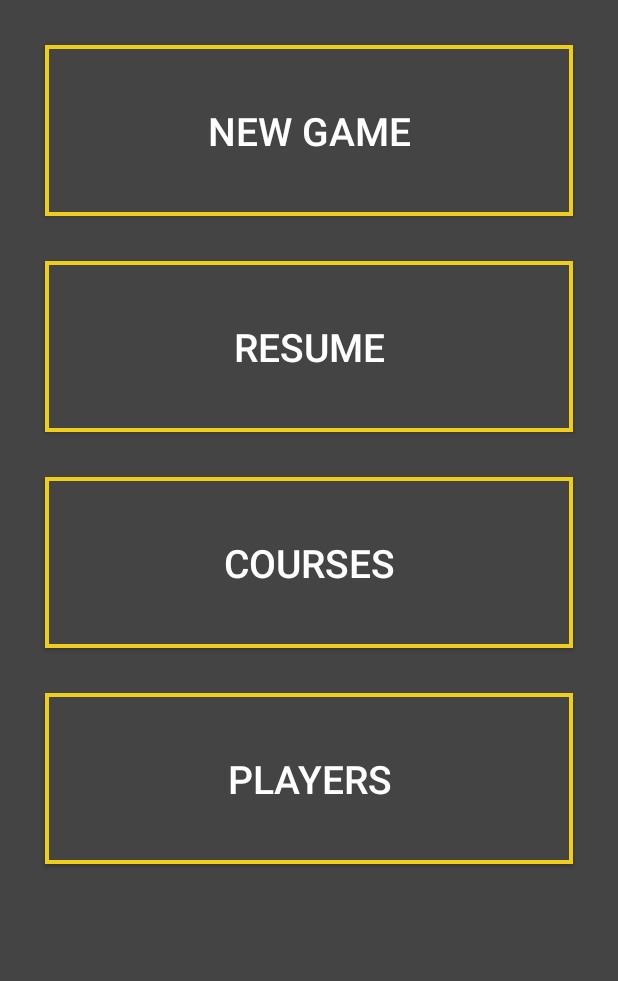
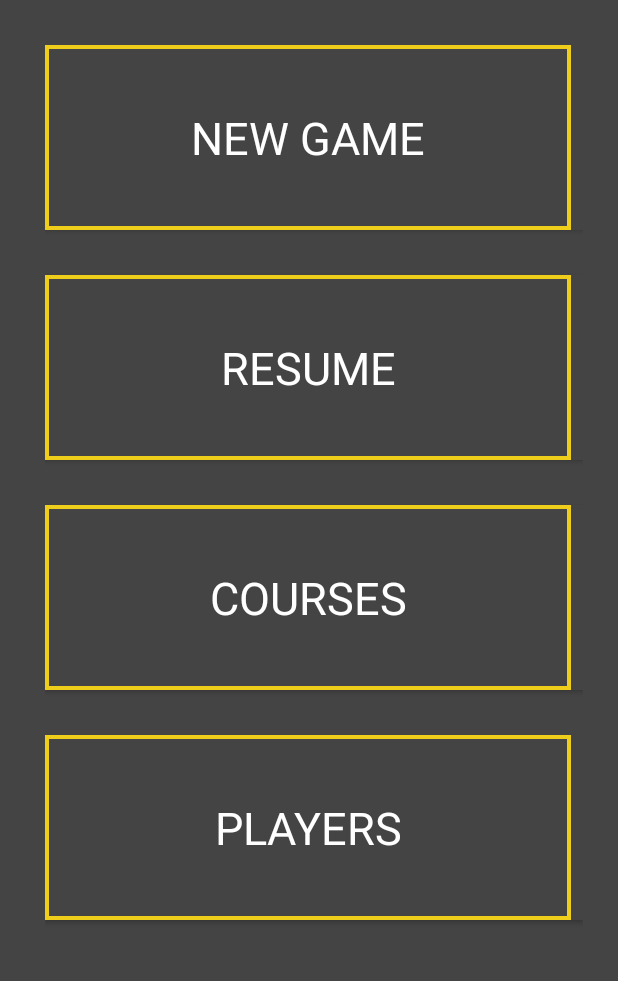
Before and after one commit to antsakontsa/FrisBee-Caddy, an Android app: the screen it shows after launch (MainActivity), on a phone screen of 412 x 824 dp, the part 150-1131 px from its top. Run offline under Robolectric (Android 15) with nearby library versions, the phone set to English and light mode, and no system bars; our stand-ins replace sdp/ssp sizes.

Commit message:
MainActivity changed to recyclerview (because of smaller phones)

```diff
--- a/app/src/main/java/com/example/frisbeecaddy/MainActivity.java
+++ b/app/src/main/java/com/example/frisbeecaddy/MainActivity.java
@@ -1,91 +1,68 @@
 package com.example.frisbeecaddy;
 
 import androidx.appcompat.app.AppCompatActivity;
+import androidx.recyclerview.widget.LinearLayoutManager;
+import androidx.recyclerview.widget.RecyclerView;
 
 import android.content.Intent;
 import android.os.Bundle;
-import android.view.Gravity;
-import android.view.View;
 import android.widget.Button;
-import android.widget.Toast;
+
+import java.util.ArrayList;
 
 public class MainActivity extends AppCompatActivity {
-    private Button players, courses, newGame, resume;
+    private ArrayList<MainActivityItem> mMainList;
+
+    private RecyclerView mRecyclerView;
+    private MainActivityAdapter mAdapter;
+    private RecyclerView.LayoutManager mLayoutManager;
+
+    private Button newGame, resume, courses, players;
 
     @Override
     protected void onCreate(Bundle savedInstanceState) {
         super.onCreate(savedInstanceState);
         setContentView(R.layout.activity_main);
 
-        /** These are for "new game" button **/
-        ActivityPlayers.loadData(this);
-        ActivityCourses.loadData(this);
+        mMainList = new ArrayList<>();
 
-        /** When "new game" button been clicked, go to ActivityNewGame **/
-        newGame = findViewById(R.id.new_game_btn);
-        newGame.setOnClickListener(new View.OnClickListener() {
+        mMainList.add(new MainActivityItem("NEW GAME"));
+        mMainList.add(new MainActivityItem("RESUME"));
+        mMainList.add(new MainActivityItem("COURSES"));
+        mMainList.add(new MainActivityItem("PLAYERS"));
+
+        mRecyclerView = findViewById(R.id.mainRecyclerView);
+        mRecyclerView.setHasFixedSize(true);
+        mLayoutManager = new LinearLayoutManager(this);
+        mAdapter = new MainActivityAdapter(mMainList);
+
+        mRecyclerView.setLayoutManager(mLayoutManager);
+        mRecyclerView.setAdapter(mAdapter);
+
+        mAdapter.setOnItemClickListener(new MainActivityAdapter.OnItemClickListener() {
             @Override
-            public void onClick(View view) {
-                /** If namelist and courselist are both empty **/
-                if (ActivityPlayers.mNameList.isEmpty() && ActivityCourses.mCourseList.isEmpty()) {
-                    Toast toast = Toast.makeText(getApplicationContext(),
-                            "ADD AT LEAST (1) PLAYER AND (1) COURSE", Toast.LENGTH_LONG);
-                    toast.setGravity(Gravity.TOP | Gravity.CENTER_HORIZONTAL, 0, 300);
-                    toast.show();
-
-                    /** If courselist is empty but namelist don't **/
-                } else if (!ActivityPlayers.mNameList.isEmpty() && ActivityCourses.mCourseList.isEmpty()) {
-                    Toast toast = Toast.makeText(getApplicationContext(),
-                            "ADD AT LEAST (1) COURSE", Toast.LENGTH_LONG);
-                    toast.setGravity(Gravity.TOP | Gravity.CENTER_HORIZONTAL, 0, 300);
-                    toast.show();
-
-                    /** If namelist is not empty but courselist don't **/
-                } else if (ActivityPlayers.mNameList.isEmpty() && !ActivityCourses.mCourseList.isEmpty()) {
-                    Toast toast = Toast.makeText(getApplicationContext(),
-                            "ADD AT LEAST (1) PLAYER", Toast.LENGTH_LONG);
-                    toast.setGravity(Gravity.TOP | Gravity.CENTER_HORIZONTAL, 0, 300);
-                    toast.show();
-
-                    /** If both are not empty **/
-                } else {
+            public void onItemCLick(int position) {
+                if (position == 0) {
+                    /** when "new game" button been clicked, go to ActivityNewGame **/
                     Intent intent = new Intent(MainActivity.this, ActivityNewGame.class);
                     startActivity(intent);
                     overridePendingTransition(R.anim.slide_in_right, R.anim.slide_out_left);
-                }
-            }
-        });
-
-        /** When "new game" button been clicked, go to ActivityResume **/
-        resume = findViewById(R.id.resume_btn);
-        resume.setOnClickListener(new View.OnClickListener() {
-            @Override
-            public void onClick(View view) {
+                } else if (position == 1) {
+                    /** when "new game" button been clicked, go to ActivityResume **/
                     Intent intent = new Intent(MainActivity.this, ActivityResume.class);
                     startActivity(intent);
                     overridePendingTransition(R.anim.slide_in_right, R.anim.slide_out_left);
-            }
-        });
-
-        /** When "courses" button been clicked, go to ActivityCourses **/
-        courses = findViewById(R.id.courses_btn);
-        courses.setOnClickListener(new View.OnClickListener() {
-            @Override
-            public void onClick(View view) {
+                } else if (position == 2) {
+                    /** when "new game" button been clicked, go to ActivityCourses **/
                     Intent intent = new Intent(MainActivity.this, ActivityCourses.class);
                     startActivity(intent);
                     overridePendingTransition(R.anim.slide_in_right, R.anim.slide_out_left);
-            }
-        });
-
-        /** When "players" button been clicked, go to ActivityPlayers **/
-        players = findViewById(R.id.players_btn);
-        players.setOnClickListener(new View.OnClickListener() {
-            @Override
-            public void onClick(View view) {
+                } else {
+                    /** when "new game" button been clicked, go to ActivityPlayers **/
                     Intent intent = new Intent(MainActivity.this, ActivityPlayers.class);
                     startActivity(intent);
                     overridePendingTransition(R.anim.slide_in_right, R.anim.slide_out_left);
+                }
             }
         });
     }
--- /dev/null
+++ b/app/src/main/java/com/example/frisbeecaddy/MainActivityAdapter.java
@@ -0,0 +1,70 @@
+package com.example.frisbeecaddy;
+
+import android.view.LayoutInflater;
+import android.view.View;
+import android.view.ViewGroup;
+import android.widget.TextView;
+
+import androidx.annotation.NonNull;
+import androidx.recyclerview.widget.RecyclerView;
+
+import java.util.ArrayList;
+
+public class MainActivityAdapter extends RecyclerView.Adapter<MainActivityAdapter.MainActivityViewHolder> {
+    private ArrayList<MainActivityItem> mMainList;
+    private OnItemClickListener mListener;
+
+    public interface OnItemClickListener {
+        void onItemCLick(int position);
+    }
+
+    public static class MainActivityViewHolder extends RecyclerView.ViewHolder {
+        public TextView mTextView1;
+
+        public MainActivityViewHolder(@NonNull View itemView, final OnItemClickListener listener) {
+            super(itemView);
+            mTextView1 = itemView.findViewById(R.id.mainMenuTxt);
+
+            itemView.setOnClickListener(new View.OnClickListener() {
+                @Override
+                public void onClick(View view) {
+                    if (listener != null) {
+                        int position = getAdapterPosition();
+
+                        if (position != RecyclerView.NO_POSITION) {
+                            listener.onItemCLick(position);
+                        }
+                    }
+                }
+            });
+        }
+    }
+
+    public void setOnItemClickListener (OnItemClickListener listener) {
+        mListener = listener;
+    }
+
+    public MainActivityAdapter(ArrayList<MainActivityItem> mainList) {
+        mMainList = mainList;
+    }
+
+    @NonNull
+    @Override
+    public MainActivityViewHolder onCreateViewHolder(@NonNull ViewGroup parent, int viewType) {
+        View v = LayoutInflater.from(parent.getContext()).inflate(R.layout.main_activity_item, parent, false);
+        MainActivityViewHolder evh = new MainActivityViewHolder(v, mListener);
+        return evh;
+    }
+
+    @Override
+    public void onBindViewHolder(@NonNull MainActivityViewHolder holder, int position) {
+        MainActivityItem currentItem = mMainList.get(position);
+
+        holder.mTextView1.setText(currentItem.getText1());
+    }
+
+    @Override
+    public int getItemCount() {
+        return mMainList.size();
+    }
+}
--- /dev/null
+++ b/app/src/main/java/com/example/frisbeecaddy/MainActivityItem.java
@@ -0,0 +1,13 @@
+package com.example.frisbeecaddy;
+
+public class MainActivityItem {
+    private String mText;
+
+    public MainActivityItem(String text) {
+        mText = text;
+    }
+
+    public String getText1() {
+        return mText;
+    }
+}
--- a/app/src/main/res/layout/activity_main.xml
+++ b/app/src/main/res/layout/activity_main.xml
@@ -20,78 +20,22 @@
         app:layout_constraintStart_toStartOf="parent"
         app:layout_constraintTop_toTopOf="parent" />
 
-    <Button
-        android:id="@+id/new_game_btn"
-        android:layout_width="0dp"
-        android:layout_height="wrap_content"
+    <androidx.recyclerview.widget.RecyclerView
+        android:id="@+id/mainRecyclerView"
+        android:layout_width="match_parent"
+        android:layout_height="0dp"
         android:layout_marginStart="@dimen/_23sdp"
         android:layout_marginLeft="@dimen/_23sdp"
         android:layout_marginTop="@dimen/_23sdp"
-        android:layout_marginEnd="@dimen/_23sdp"
-        android:layout_marginRight="@dimen/_23sdp"
-        android:background="@drawable/border_box"
-        android:padding="@dimen/_30sdp"
-        android:text="new game"
-        android:textColor="@color/colorAccent"
-        android:textSize="@dimen/_20sdp"
-        app:layout_constraintEnd_toEndOf="parent"
-        app:layout_constraintHorizontal_bias="0.0"
-        app:layout_constraintStart_toStartOf="parent"
-        app:layout_constraintTop_toBottomOf="@+id/frisbee_caddy_txt" />
-
-    <Button
-        android:id="@+id/resume_btn"
-        android:layout_width="0dp"
-        android:layout_height="wrap_content"
-        android:layout_marginStart="@dimen/_23sdp"
-        android:layout_marginLeft="@dimen/_23sdp"
-        android:layout_marginTop="@dimen/_23sdp"
-        android:layout_marginEnd="@dimen/_23sdp"
-        android:layout_marginRight="@dimen/_23sdp"
-        android:background="@drawable/border_box"
-        android:padding="@dimen/_30sdp"
-        android:text="resume"
-        android:textColor="@color/colorAccent"
-        android:textSize="@dimen/_20sdp"
-        app:layout_constraintEnd_toEndOf="parent"
-        app:layout_constraintHorizontal_bias="1.0"
-        app:layout_constraintStart_toStartOf="parent"
-        app:layout_constraintTop_toBottomOf="@+id/new_game_btn" />
-
-    <Button
-        android:id="@+id/courses_btn"
-        android:layout_width="0dp"
-        android:layout_height="wrap_content"
-        android:layout_marginStart="@dimen/_23sdp"
-        android:layout_marginLeft="@dimen/_23sdp"
-        android:layout_marginTop="@dimen/_23sdp"
-        android:layout_marginEnd="@dimen/_23sdp"
-        android:layout_marginRight="@dimen/_23sdp"
-        android:background="@drawable/border_box"
-        android:padding="@dimen/_30sdp"
-        android:text="courses"
-        android:textColor="@color/colorAccent"
-        android:textSize="@dimen/_20sdp"
-        app:layout_constraintEnd_toEndOf="parent"
-        app:layout_constraintHorizontal_bias="0.0"
-        app:layout_constraintStart_toStartOf="parent"
-        app:layout_constraintTop_toBottomOf="@+id/resume_btn" />
-
-    <Button
-        android:id="@+id/players_btn"
-        android:layout_width="0dp"
-        android:layout_height="wrap_content"
-        android:layout_marginStart="@dimen/_23sdp"
-        android:layout_marginLeft="@dimen/_23sdp"
-        android:layout_marginTop="@dimen/_23sdp"
-        android:layout_marginEnd="@dimen/_23sdp"
-        android:layout_marginRight="@dimen/_23sdp"
-        android:background="@drawable/border_box"
-        android:padding="@dimen/_30sdp"
-        android:text="players"
-        android:textColor="@color/colorAccent"
-        android:textSize="@dimen/_20sdp"
+        android:layout_marginEnd="@dimen/_16sdp"
+        android:layout_marginRight="@dimen/_16sdp"
+        android:scrollbarFadeDuration="1500"
+        android:scrollbarSize="@dimen/_2sdp"
+        android:scrollbarStyle="outsideInset"
+        android:scrollbarThumbVertical="@color/colorPrimary"
+        android:scrollbars="vertical"
+        app:layout_constraintBottom_toBottomOf="parent"
         app:layout_constraintEnd_toEndOf="parent"
         app:layout_constraintStart_toStartOf="parent"
-        app:layout_constraintTop_toBottomOf="@+id/courses_btn" />
+        app:layout_constraintTop_toBottomOf="@+id/frisbee_caddy_txt"></androidx.recyclerview.widget.RecyclerView>
 </androidx.constraintlayout.widget.ConstraintLayout>
--- /dev/null
+++ b/app/src/main/res/layout/main_activity_item.xml
@@ -0,0 +1,27 @@
+<?xml version="1.0" encoding="utf-8"?>
+<androidx.cardview.widget.CardView xmlns:android="http://schemas.android.com/apk/res/android"
+    xmlns:app="http://schemas.android.com/apk/res-auto"
+    android:layout_width="match_parent"
+    android:layout_height="wrap_content"
+    android:layout_marginBottom="@dimen/_23sdp"
+    app:cardBackgroundColor="@color/colorPrimaryDark"
+    app:cardCornerRadius="0dp">
+
+    <RelativeLayout
+        android:layout_width="match_parent"
+        android:layout_height="match_parent">
+
+        <TextView
+            android:id="@+id/mainMenuTxt"
+            android:layout_width="match_parent"
+            android:layout_height="wrap_content"
+            android:text="NEW GAME"
+            android:textColor="@color/colorAccent"
+            android:textAlignment="center"
+            android:textSize="@dimen/_23sdp"
+            android:padding="@dimen/_32sdp"
+            android:layout_marginRight="@dimen/_6sdp"
+            android:background="@drawable/border_box"/>
+    </RelativeLayout>
+
+</androidx.cardview.widget.CardView>
```
Lines whose indentation alone changed are shown as unchanged.
